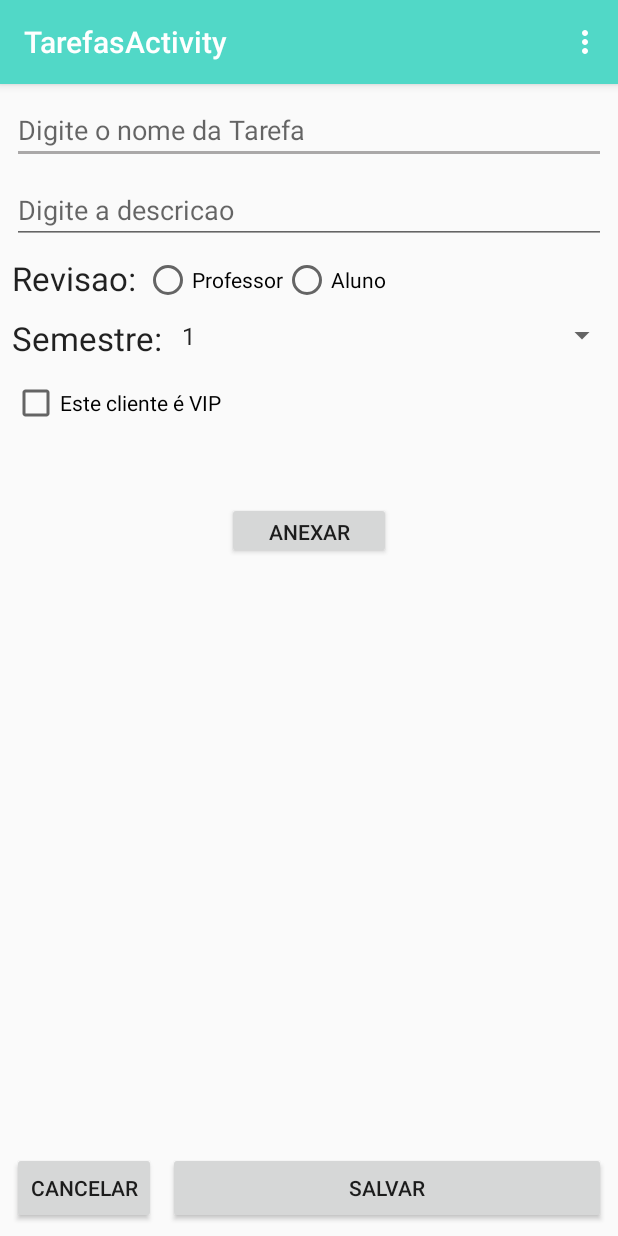
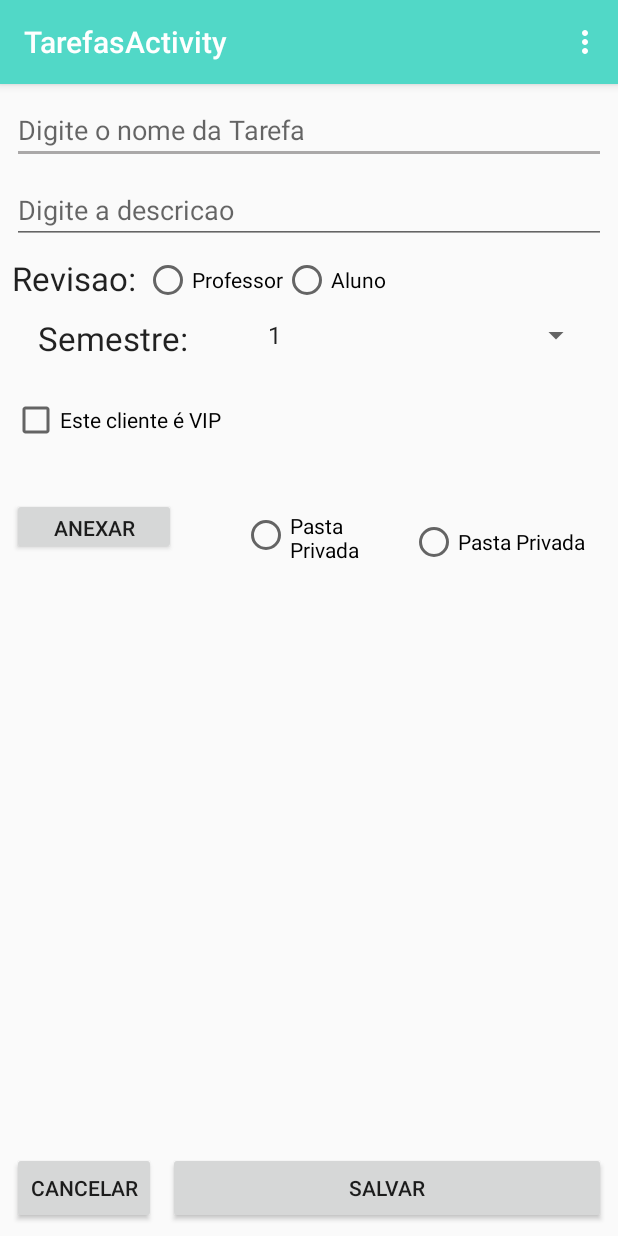
Before and after one commit to InacioTi/Prointer, an Android app: the TarefaActivity screen opened directly, with no data from a screen before it, after a tap on an icon or button, on a phone screen of 412 x 824 dp. Run offline under Robolectric (Android 15) with nearby library versions, the phone set to English and light mode, and no system bars; our stand-ins replace Firebase (no records; nobody signed in at launch, a user with empty details on screens opened directly).

Commit message:
Prointer v1

```diff
--- a/app/src/main/java/com/faculdade/faculdade/RecycleView/activies/TarefaActivity.java
+++ b/app/src/main/java/com/faculdade/faculdade/RecycleView/activies/TarefaActivity.java
@@ -17,12 +17,15 @@ import java.io.IOException;
 
 import android.app.ProgressDialog;
 import android.graphics.Bitmap;
+import android.graphics.pdf.PdfDocument;
 import android.net.Uri;
 import android.os.Bundle;
+import android.provider.DocumentsProvider;
 import android.provider.MediaStore;
 import android.support.annotation.NonNull;
 import android.support.design.widget.FloatingActionButton;
 import android.support.design.widget.Snackbar;
+import android.support.v4.provider.DocumentFile;
 import android.support.v7.app.AlertDialog;
 import android.app.AlertDialog.Builder;
 import android.content.DialogInterface;
@@ -59,15 +62,17 @@ public class TarefaActivity extends AppCompatActivity {
     Button chooseImg;
     ImageView imgView;
     //Button down;
-
     int PICK_IMAGE_REQUEST = 1011;
+    int PDF = 0;
     Uri filePath;
     ProgressDialog pd;
 
     //creating reference to firebase storage
     FirebaseStorage storage = FirebaseStorage.getInstance();
 
-    StorageReference storageRef = storage.getReferenceFromUrl("gs://faculdade-e089d.appspot.com");    //change the url according to your firebase app
+
+
+    StorageReference storageRef = storage.getReferenceFromUrl("gs://faculdade-e089d.appspot.com");    //altere o URL de acordo com seu aplicativo firebase
 
 
     Tarefa TarefaEditado = null;
@@ -119,18 +124,26 @@ public class TarefaActivity extends AppCompatActivity {
             }
         }
 
+        // escolhendo a pasta firebase
+        RadioButton rdPasta1 = (RadioButton)findViewById(R.id.rdPasta1);
+        RadioButton rdPasta2 = (RadioButton)findViewById(R.id.rdPasta2);
 
-        chooseImg = (Button)findViewById(R.id.btnAnexar);      //choose button
+        chooseImg = (Button)findViewById(R.id.btnAnexar);      //butao de anexar
         imgView = (ImageView)findViewById(R.id.imageView3);
+        pd = new ProgressDialog(this);
+        pd.setIndeterminate(true);
+        pd.setTitle("Upload Process");                              //progessobar
+        // progress spinner
         //down=(Button)findViewById(R.id.download); //image view
 
-        chooseImg.setOnClickListener(new View.OnClickListener() {       //Image Selection start
+        chooseImg.setOnClickListener(new View.OnClickListener() {       //Selecionar arquivo
             @Override
             public void onClick(View v) {
                 Intent intent = new Intent();
-                intent.setType("image/*");
-                intent.setAction(Intent.ACTION_PICK);
-                startActivityForResult(Intent.createChooser(intent, "Select Image"), PICK_IMAGE_REQUEST);
+                intent.setType("*/*");
+                intent.setAction(Intent.ACTION_GET_CONTENT);
+                startActivityForResult(Intent.createChooser(intent, "Select Arquivo"), PICK_IMAGE_REQUEST);
+
             }
         });
 
@@ -156,6 +169,8 @@ public class TarefaActivity extends AppCompatActivity {
 
         Button btnSalvar = (Button)findViewById(R.id.btnSalvar);
         btnSalvar.setOnClickListener(new View.OnClickListener() {
+
+
             @Override
             public void onClick(View view) {
                 if(filePath != null) {
@@ -163,11 +178,18 @@ public class TarefaActivity extends AppCompatActivity {
                     pd.setProgressStyle(ProgressDialog.STYLE_HORIZONTAL);
                     pd.show();
 
+                        // escolhendo a pasta firebase
+                        if(rdPasta1.isChecked()) {
+                            StorageReference storageRef = storage.getReferenceFromUrl("gs://faculdade-e089d.appspot.com/teste1");    //altere o URL de acordo com seu aplicativo firebase
+
                             StorageReference childRef = storageRef.child(filePath.getLastPathSegment());
+
 
                             UploadTask uploadTask = childRef.putFile(filePath);
 
+
                             uploadTask.addOnSuccessListener(new OnSuccessListener<UploadTask.TaskSnapshot>() {
+
                                 @Override
                                 public void onSuccess(UploadTask.TaskSnapshot taskSnapshot) {
                                     pd.dismiss();
@@ -183,13 +205,52 @@ public class TarefaActivity extends AppCompatActivity {
                                     .addOnProgressListener(new OnProgressListener<UploadTask.TaskSnapshot>() {
                                         @Override
                                         public void onProgress(UploadTask.TaskSnapshot taskSnapshot) {
-                                    double progress =(100.0 * taskSnapshot.getBytesTransferred())/taskSnapshot.getTotalByteCount();                // for displaying the upload percentage in progress bar.
-                                    pd.setMessage(((int)progress) + "% Uploaded..");
+                                            double progress = (100.0 * taskSnapshot.getBytesTransferred()) / taskSnapshot.getTotalByteCount();                // for displaying the upload percentage in progress bar.
+                                            pd.setMessage(((int) progress) + "% Uploaded..");
                                         }
                                     });
                         }
                                     else {
                                     Toast.makeText(TarefaActivity.this, "Select an image", Toast.LENGTH_SHORT).show();
+                                    }
+
+
+                                // escolhendo a pasta firebase
+                                if (rdPasta2.isChecked()) {
+                                    StorageReference storageRef = storage.getReferenceFromUrl("gs://faculdade-e089d.appspot.com/teste2");    //altere o URL de acordo com seu aplicativo firebase
+
+                                    StorageReference childRef = storageRef.child(filePath.getLastPathSegment());
+
+
+                                    UploadTask uploadTask = childRef.putFile(filePath);
+
+                                    uploadTask.addOnSuccessListener(new OnSuccessListener<UploadTask.TaskSnapshot>() {
+
+                                        @Override
+                                        public void onSuccess(UploadTask.TaskSnapshot taskSnapshot) {
+                                            pd.dismiss();
+                                            Toast.makeText(TarefaActivity.this, "Upload successful", Toast.LENGTH_SHORT).show();
+                                        }
+                                    }).addOnFailureListener(new OnFailureListener() {
+                                        @Override
+                                        public void onFailure(@NonNull Exception e) {
+                                            pd.dismiss();
+                                            Toast.makeText(TarefaActivity.this, "Upload Failed -> " + e, Toast.LENGTH_SHORT).show();
+                                        }
+                                    })
+                                            .addOnProgressListener(new OnProgressListener<UploadTask.TaskSnapshot>() {
+                                                @Override
+                                                public void onProgress(UploadTask.TaskSnapshot taskSnapshot) {
+                                                    double progress = (100.0 * taskSnapshot.getBytesTransferred()) / taskSnapshot.getTotalByteCount();                // for displaying the upload percentage in progress bar.
+                                                    pd.setMessage(((int) progress) + "% Uploaded..");
+                                                }
+                                            });
+
+                                } else {
+                                    Toast.makeText(TarefaActivity.this, "Select an image", Toast.LENGTH_SHORT).show();
+                                }
+
+
                 }
 
 
@@ -255,6 +316,8 @@ public class TarefaActivity extends AppCompatActivity {
         });
 
         configurarRecycler();
+
+
     }
 
     RecyclerView recyclerView;
@@ -309,14 +372,23 @@ public class TarefaActivity extends AppCompatActivity {
 
             try {
 
-                Bitmap bitmap = MediaStore.Images.Media.getBitmap(getContentResolver(), filePath);            //getting image from gallery
+                Bitmap bitmap = MediaStore.Images.Media.getBitmap(getContentResolver(), filePath);            //Obtendo imagem da galeria
+
+                imgView.setImageBitmap(bitmap);                                                               //Definir imagem para ImageView
 
 
-                imgView.setImageBitmap(bitmap);                                                               //Setting image to ImageView
+
             } catch (Exception e) {
                 e.printStackTrace();
             }
         }
+
+        if (requestCode == RESULT_OK){
+
+            filePath = data.getData();
+
+        }
+
     }
 
     protected void showProgressDialog(String title, String msg) {
--- a/app/src/main/res/layout/content_cadastro.xml
+++ b/app/src/main/res/layout/content_cadastro.xml
@@ -77,8 +77,8 @@
 
     <TextView
         android:id="@+id/textView2"
-        android:layout_width="105dp"
-        android:layout_height="26dp"
+        android:layout_width="128dp"
+        android:layout_height="28dp"
         android:layout_marginLeft="8dp"
         android:layout_marginTop="8dp"
         android:text="Semestre: "
@@ -89,8 +89,8 @@
 
     <Spinner
         android:id="@+id/spnSemestre"
-        android:layout_width="0dp"
-        android:layout_height="26dp"
+        android:layout_width="224dp"
+        android:layout_height="25dp"
         android:layout_marginTop="8dp"
         android:entries="@array/semestre"
         app:layout_constraintLeft_toRightOf="@+id/textView2"
@@ -102,7 +102,7 @@
         android:layout_width="0dp"
         android:layout_height="32dp"
         android:layout_marginLeft="8dp"
-        android:layout_marginTop="16dp"
+        android:layout_marginTop="28dp"
         android:layout_marginRight="8dp"
         android:text="Este cliente é VIP"
         app:layout_constraintHorizontal_bias="0.0"
@@ -146,13 +146,15 @@
         android:text="Anexar"
         app:layout_constraintBottom_toTopOf="@+id/imageView3"
         app:layout_constraintEnd_toEndOf="parent"
+        app:layout_constraintHorizontal_bias="0.0"
         app:layout_constraintStart_toStartOf="parent"
-        app:layout_constraintTop_toBottomOf="@+id/chkVip" />
+        app:layout_constraintTop_toBottomOf="@+id/chkVip"
+        app:layout_constraintVertical_bias="0.365" />
 
     <ImageView
         android:id="@+id/imageView3"
-        android:layout_width="382dp"
-        android:layout_height="337dp"
+        android:layout_width="396dp"
+        android:layout_height="333dp"
         android:layout_marginStart="8dp"
         android:layout_marginEnd="8dp"
         android:layout_marginBottom="8dp"
@@ -161,4 +163,34 @@
         app:layout_constraintStart_toStartOf="parent"
         tools:srcCompat="@tools:sample/avatars" />
 
+    <RadioButton
+        android:id="@+id/rdPasta1"
+        android:layout_width="89dp"
+        android:layout_height="32dp"
+        android:layout_marginStart="8dp"
+        android:layout_marginTop="8dp"
+        android:layout_marginEnd="8dp"
+        android:layout_marginBottom="8dp"
+        android:text="Pasta Privada"
+        app:layout_constraintBottom_toTopOf="@+id/imageView3"
+        app:layout_constraintEnd_toEndOf="parent"
+        app:layout_constraintHorizontal_bias="0.19"
+        app:layout_constraintStart_toEndOf="@+id/btnAnexar"
+        app:layout_constraintTop_toBottomOf="@+id/chkVip"
+        app:layout_constraintVertical_bias="0.446" />
+
+    <RadioButton
+        android:id="@+id/rdPasta2"
+        android:layout_width="wrap_content"
+        android:layout_height="wrap_content"
+        android:layout_marginStart="8dp"
+        android:layout_marginTop="8dp"
+        android:layout_marginEnd="8dp"
+        android:layout_marginBottom="8dp"
+        android:text="Pasta Privada"
+        app:layout_constraintBottom_toTopOf="@+id/imageView3"
+        app:layout_constraintEnd_toEndOf="parent"
+        app:layout_constraintStart_toEndOf="@+id/rdPasta1"
+        app:layout_constraintTop_toBottomOf="@+id/chkVip" />
+
 </android.support.constraint.ConstraintLayout>
```
Lines whose indentation alone changed are shown as unchanged.
